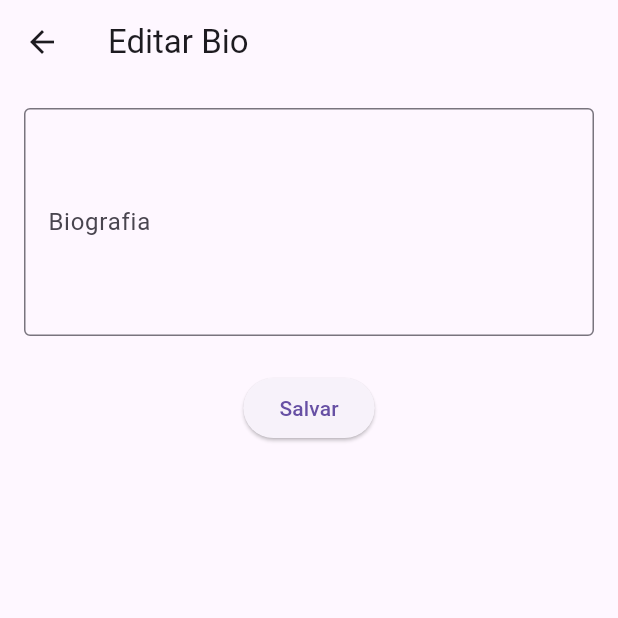
After one commit to JoouJoou/MeuRPG, a Flutter app: the EditProfileScreen screen opened directly, on a phone screen of 412 x 824 dp, the top half of it. The commit adds this screen. Run offline on Flutter 3.47's test engine with Material 3 defaults, Android fonts, the light colour scheme and no system bars; our stand-ins replace cloud_firestore, firebase_auth, firebase_core, flutter_map, geocoding, geolocator and 4 more; accounts and stored records are empty.

Commit message:
tela de perfil e edição
adicionado tela de perfil e edição

```diff
--- /dev/null
+++ b/meurpg/lib/presentation/screens/profile/edit_profile_screen.dart
@@ -0,0 +1,92 @@
+import 'package:flutter/material.dart';
+import 'package:firebase_auth/firebase_auth.dart';
+import 'package:cloud_firestore/cloud_firestore.dart';
+
+class EditProfileScreen extends StatefulWidget {
+  const EditProfileScreen({super.key});
+
+  @override
+  State<EditProfileScreen> createState() => _EditProfileScreenState();
+}
+
+class _EditProfileScreenState extends State<EditProfileScreen> {
+  final _bioController = TextEditingController();
+  final user = FirebaseAuth.instance.currentUser;
+  bool isSaving = false;
+
+  @override
+  void initState() {
+    super.initState();
+    _loadBio();
+  }
+
+  Future<void> _loadBio() async {
+    if (user == null) return;
+    final doc =
+        await FirebaseFirestore.instance
+            .collection('users')
+            .doc(user!.uid)
+            .get();
+    if (doc.exists) {
+      final data = doc.data();
+      if (data != null && data['bio'] != null) {
+        _bioController.text = data['bio'];
+      }
+    }
+  }
+
+  Future<void> _saveBio() async {
+    setState(() {
+      isSaving = true;
+    });
+
+    if (user != null) {
+      await FirebaseFirestore.instance.collection('users').doc(user!.uid).set({
+        'bio': _bioController.text.trim(),
+      }, SetOptions(merge: true));
+    }
+
+    setState(() {
+      isSaving = false;
+    });
+
+    Navigator.pop(context);
+  }
+
+  @override
+  void dispose() {
+    _bioController.dispose();
+    super.dispose();
+  }
+
+  @override
+  Widget build(BuildContext context) {
+    return Scaffold(
+      appBar: AppBar(title: const Text('Editar Bio')),
+      body:
+          isSaving
+              ? const Center(child: CircularProgressIndicator())
+              : Padding(
+                padding: const EdgeInsets.all(16.0),
+                child: Column(
+                  children: [
+                    TextField(
+                      controller: _bioController,
+                      maxLines: 5,
+                      decoration: const InputDecoration(
+                        labelText: 'Biografia',
+                        border: OutlineInputBorder(),
+                        hintText: 'Escreva algo sobre você...',
+                      ),
+                    ),
+                    const SizedBox(height: 24),
+                    ElevatedButton(
+                      onPressed: _saveBio,
+                      child: const Text('Salvar'),
+                    ),
+                  ],
+                ),
+              ),
+    );
+  }
+}
--- a/meurpg/lib/presentation/widgets/custom_scaffold.dart
+++ b/meurpg/lib/presentation/widgets/custom_scaffold.dart
@@ -59,8 +59,8 @@ class CustomScaffold extends StatelessWidget {
               ),
             ),
             ListTile(
-              leading: const Icon(Icons.settings),
-              title: const Text('Configurações'),
+              leading: const Icon(Icons.person),
+              title: const Text('Meu Perfil'),
               onTap: onSettingsTap,
             ),
             ListTile(
```
Also changed, not shown: meurpg/lib/presentation/screens/home/home_screen.dart (+10 -2 lines), meurpg/lib/presentation/screens/profile/profile_screen.dart (added, +131 -0 lines).
